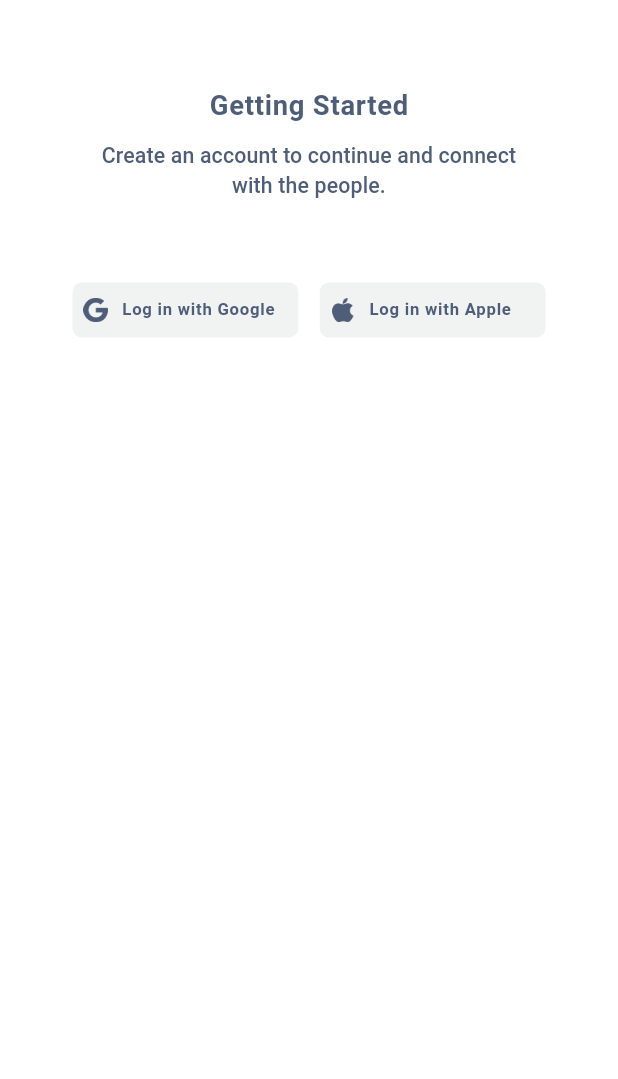
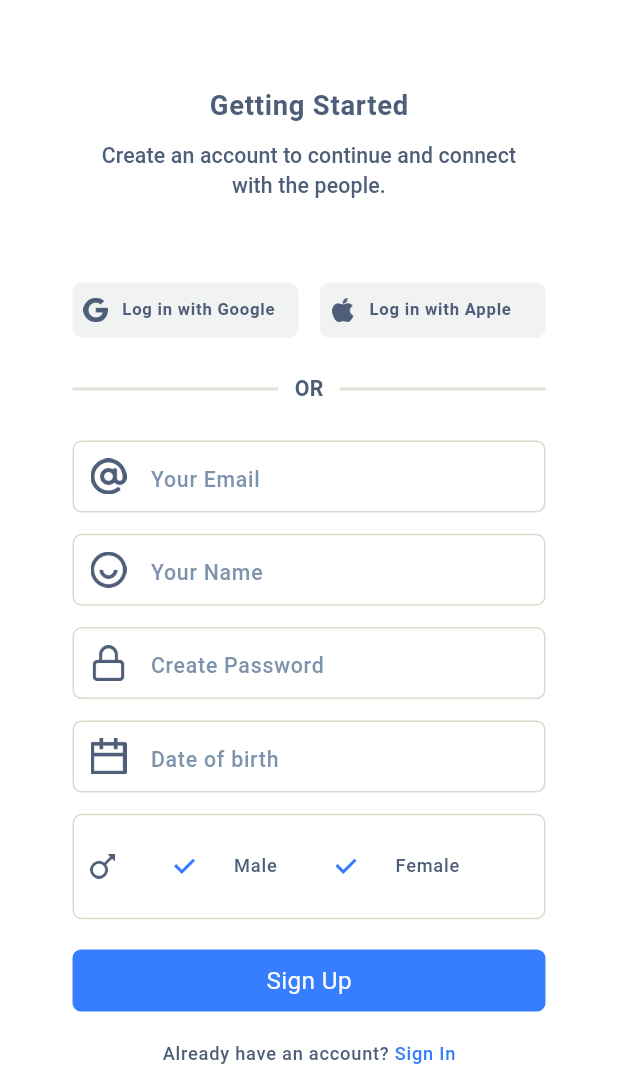
Before and after one commit to safridbhueyan/MeetMax, a Flutter app: the screen it shows after launch, on a phone screen of 412 x 824 dp, the part 157-1236 px from its top. Run offline on Flutter 3.47's test engine with Material 3 defaults, Android fonts, the phone set to English and light mode, and no system bars; our stand-ins replace flutter_riverpod, flutter_screenutil, flutter_secure_storage, go_router, google_fonts, hive_flutter and 1 more; accounts and stored records are empty.

Commit message:
push to start

```diff
--- a/lib/core/theme/part/input_decoration_theme.dart
+++ b/lib/core/theme/part/input_decoration_theme.dart
@@ -1,24 +1,25 @@
+// ignore_for_file: use_full_hex_values_for_flutter_colors
+
 import 'package:flutter/material.dart';
 import 'package:flutter_screenutil/flutter_screenutil.dart';
 import 'package:google_fonts/google_fonts.dart';
-import 'package:meetmax/core/theme/theme_extension/app_colors.dart';
 
 class AppInputDecorationTheme {
   static InputDecorationTheme inputDecorationTheme = InputDecorationTheme(
     contentPadding: EdgeInsets.symmetric(horizontal: 20.w, vertical: 9.h),
     filled: true,
-    fillColor: AppColors.fillcolor,
+    fillColor: Colors.transparent,
     hintStyle: GoogleFonts.roboto(
-      fontSize: 16.sp,
-      fontWeight: FontWeight.w400,
-      color: Color(0xff777980),
+      fontSize: 14.sp,
+      fontWeight: FontWeight.w500,
+      color: Color(0xff4E5D7899).withValues(alpha: .8),
     ),
     labelStyle: GoogleFonts.poppins(
       fontSize: 16.sp,
       fontWeight: FontWeight.w400,
       color: Color(0xff777980),
     ),
-    prefixIconColor: Color(0xffffffff),
+    prefixIconColor: Color(0xff4E5D78),
     suffixIconColor: Color(0xffffffff),
     errorStyle: GoogleFonts.poppins(
       fontSize: 16.sp,
@@ -26,24 +27,24 @@ class AppInputDecorationTheme {
       color: Colors.red,
     ),
     border: OutlineInputBorder(
-      borderRadius: BorderRadius.circular(30.r),
-      borderSide: BorderSide.none,
+      borderRadius: BorderRadius.circular(6.r),
+      borderSide: BorderSide(color: Color(0xff4e5d7833).withValues(alpha: .25)),
     ),
     enabledBorder: OutlineInputBorder(
-      borderRadius: BorderRadius.circular(30.r),
-      borderSide: BorderSide.none,
+      borderRadius: BorderRadius.circular(6.r),
+      borderSide: BorderSide(color: Color(0xff4e5d7833).withValues(alpha: .25)),
     ),
     focusedBorder: OutlineInputBorder(
-      borderRadius: BorderRadius.circular(30.r),
-      borderSide: BorderSide.none,
+      borderRadius: BorderRadius.circular(6.r),
+      borderSide: BorderSide(color: Color(0xff4e5d7833).withValues(alpha: .25)),
     ),
     disabledBorder: OutlineInputBorder(
-      borderRadius: BorderRadius.circular(30.r),
-      borderSide: BorderSide.none,
+      borderRadius: BorderRadius.circular(6.r),
+      borderSide: BorderSide(color: Color(0xff4e5d7833).withValues(alpha: .25)),
     ),
     errorBorder: OutlineInputBorder(
-      borderRadius: BorderRadius.circular(30.r),
-      borderSide: BorderSide.none,
+      borderRadius: BorderRadius.circular(6.r),
+      borderSide: BorderSide(color: Color(0xff4e5d7833).withValues(alpha: .25)),
     ),
   );
 }
--- a/lib/features/auth_screens/sign_up_screen/presentation/sign_up_screen.dart
+++ b/lib/features/auth_screens/sign_up_screen/presentation/sign_up_screen.dart
@@ -1,9 +1,12 @@
+// ignore_for_file: use_full_hex_values_for_flutter_colors
 import 'package:flutter/material.dart';
 import 'package:flutter_screenutil/flutter_screenutil.dart';
 import 'package:meetmax/core/constant/icons.dart';
 import 'package:meetmax/core/constant/padding.dart';
 import 'package:meetmax/core/theme/theme_extension/app_colors.dart';
-import 'package:meetmax/features/auth_screens/sign_up_screen/presentation/widgets/custom_Auth_Mode.dart';
+import 'package:meetmax/features/auth_screens/sign_up_screen/presentation/widgets/box_header.dart';
+import 'package:meetmax/features/auth_screens/sign_up_screen/presentation/widgets/customButton.dart';
+import 'package:meetmax/features/auth_screens/sign_up_screen/presentation/widgets/genderContainer.dart';
 import 'package:meetmax/features/auth_screens/sign_up_screen/presentation/widgets/header.dart';
 
 class SignUpScreen extends StatefulWidget {
@@ -22,6 +25,7 @@ class _SignUpScreenState extends State<SignUpScreen> {
       backgroundColor: AppColors.primary.withValues(alpha: .99),
       body: Padding(
         padding: AppPadding.screenHorizontal,
+        child: SingleChildScrollView(
           child: Column(
             children: [
               SizedBox(height: 80.h),
@@ -53,23 +57,92 @@ class _SignUpScreenState extends State<SignUpScreen> {
 
                 child: Column(
                   children: [
-                  Row(
-                    mainAxisAlignment: MainAxisAlignment.center,
-                    children: [
-                      Expanded(
-                        child: CustomAuthMode(
-                          img: AppIcons.googleIcon,
-                          title: "Log in with Google",
+                    BoxHeader(),
+                    SizedBox(height: 24.h),
+                    TextFormField(
+                      decoration: InputDecoration(
+                        hintText: "Your Email",
+                        prefixIcon: Padding(
+                          padding: const EdgeInsets.all(12.0),
+                          child: Image.asset(
+                            AppIcons.mailICon,
+                            height: 16.h,
+                            width: 16.w,
                           ),
                         ),
-                      SizedBox(width: 13.w),
-                      Expanded(
-                        child: CustomAuthMode(
-                          img: AppIcons.appleIcon,
-                          title: "Log in with Apple",
                       ),
                     ),
-                    ],
+                    SizedBox(height: 14.h),
+                    TextFormField(
+                      decoration: InputDecoration(
+                        hintText: "Your Name",
+                        prefixIcon: Padding(
+                          padding: const EdgeInsets.all(12.0),
+                          child: Image.asset(
+                            AppIcons.smiley,
+                            height: 16.h,
+                            width: 16.w,
+                          ),
+                        ),
+                      ),
+                    ),
+                    SizedBox(height: 14.h),
+                    TextFormField(
+                      decoration: InputDecoration(
+                        hintText: "Create Password",
+                        prefixIcon: Padding(
+                          padding: const EdgeInsets.all(12.0),
+                          child: Image.asset(
+                            AppIcons.lockICon,
+                            height: 16.h,
+                            width: 16.w,
+                          ),
+                        ),
+                      ),
+                    ),
+                    SizedBox(height: 14.h),
+                    TextFormField(
+                      decoration: InputDecoration(
+                        hintText: "Date of birth",
+                        prefixIcon: Padding(
+                          padding: const EdgeInsets.all(12.0),
+                          child: Image.asset(
+                            AppIcons.calenderIcon,
+                            height: 16.h,
+                            width: 16.w,
+                          ),
+                        ),
+                      ),
+                    ),
+                    SizedBox(height: 14.h),
+                    Gendercontainer(),
+                    SizedBox(height: 20.h),
+
+                    Custombutton(),
+
+                    SizedBox(height: 20.h),
+
+                    RichText(
+                      text: TextSpan(
+                        children: [
+                          TextSpan(
+                            text: "Already have an account? ",
+                            style: Style.labelMedium!.copyWith(
+                              fontSize: 12.sp,
+                              fontWeight: FontWeight.w500,
+                              color: AppColors.secondary,
+                            ),
+                          ),
+                          TextSpan(
+                            onEnter: (event) {
+                              // route change
+                            },
+                            text: "Sign In",
+                            style: Style.labelMedium!.copyWith(
+                              fontSize: 12.sp,
+                              fontWeight: FontWeight.w500,
+                              color: AppColors.onPrimary,
+                            ),
                           ),
                         ],
                       ),
@@ -77,6 +150,14 @@ class _SignUpScreenState extends State<SignUpScreen> {
                   ],
                 ),
               ),
+            ],
+          ),
+        ),
+      ),
     );
   }
 }
+
+/**
+ https://www.figma.com/design/Tgm4uk1Mzi2Nj3HhmHK37h/Mobile-Developer-Task--Copy-?node-id=3693-839&m=dev
+ */
--- /dev/null
+++ b/lib/features/auth_screens/sign_up_screen/presentation/widgets/box_header.dart
@@ -0,0 +1,64 @@
+import 'package:flutter/material.dart';
+import 'package:flutter_screenutil/flutter_screenutil.dart';
+import 'package:meetmax/core/constant/icons.dart';
+import 'package:meetmax/core/theme/theme_extension/app_colors.dart';
+import 'package:meetmax/features/auth_screens/sign_up_screen/presentation/widgets/custom_Auth_Mode.dart';
+
+class BoxHeader extends StatelessWidget {
+  const BoxHeader({super.key});
+
+  @override
+  Widget build(BuildContext context) {
+    final Style = Theme.of(context).textTheme;
+
+    return Column(
+      children: [
+        Row(
+          mainAxisAlignment: MainAxisAlignment.center,
+          children: [
+            Expanded(
+              child: CustomAuthMode(
+                img: AppIcons.googleIcon,
+                title: "Log in with Google",
+              ),
+            ),
+            SizedBox(width: 13.w),
+            Expanded(
+              child: CustomAuthMode(
+                img: AppIcons.appleIcon,
+                title: "Log in with Apple",
+              ),
+            ),
+          ],
+        ),
+        SizedBox(height: 24.h),
+
+        Row(
+          children: [
+            Expanded(
+              child: Divider(
+                thickness: 2,
+                color: Color(0xff4e5d7833).withValues(alpha: .2),
+              ),
+            ),
+            SizedBox(width: 10.w),
+            Text(
+              "OR",
+              style: Style.labelLarge!.copyWith(
+                color: AppColors.logo,
+                fontWeight: FontWeight.w700,
+              ),
+            ),
+            SizedBox(width: 10.w),
+            Expanded(
+              child: Divider(
+                thickness: 2,
+                color: Color(0xff4e5d7833).withValues(alpha: .2),
+              ),
+            ),
+          ],
+        ),
+      ],
+    );
+  }
+}
--- /dev/null
+++ b/lib/features/auth_screens/sign_up_screen/presentation/widgets/customButton.dart
@@ -0,0 +1,19 @@
+import 'package:flutter/material.dart';
+import 'package:flutter_screenutil/flutter_screenutil.dart';
+import 'package:meetmax/core/theme/theme_extension/app_colors.dart';
+
+class Custombutton extends StatelessWidget {
+  const Custombutton({super.key});
+
+  @override
+  Widget build(BuildContext context) {
+    return Container(
+      padding: EdgeInsets.all(9.r),
+      decoration: BoxDecoration(
+        borderRadius: BorderRadius.circular(5.64.r),
+        color: AppColors.onPrimary,
+      ),
+      child: Center(child: Text("Sign Up")),
+    );
+  }
+}
--- /dev/null
+++ b/lib/features/auth_screens/sign_up_screen/presentation/widgets/genderContainer.dart
@@ -0,0 +1,48 @@
+import 'package:flutter/material.dart';
+import 'package:flutter_screenutil/flutter_screenutil.dart';
+import 'package:meetmax/core/constant/icons.dart';
+import 'package:meetmax/core/theme/theme_extension/app_colors.dart';
+
+class Gendercontainer extends StatelessWidget {
+  const Gendercontainer({super.key});
+
+  @override
+  Widget build(BuildContext context) {
+    final Style = Theme.of(context).textTheme;
+
+    return Container(
+      padding: EdgeInsets.all(10.r),
+      decoration: BoxDecoration(
+        borderRadius: BorderRadius.circular(6.r),
+        border: Border.all(color: Color(0xff4e5d7833).withValues(alpha: .25)),
+      ),
+      child: Row(
+        children: [
+          Image.asset(AppIcons.maleIcon, height: 16.h, width: 16.w),
+          SizedBox(width: 20.w),
+          Checkbox(value: true, onChanged: (v) {}),
+          SizedBox(width: 8.w),
+          Text(
+            "Male",
+            style: Style.labelMedium!.copyWith(
+              fontSize: 12.sp,
+              fontWeight: FontWeight.w500,
+              color: AppColors.secondary,
+            ),
+          ),
+          SizedBox(width: 20.w),
+          Checkbox(value: true, onChanged: (v) {}),
+          SizedBox(width: 8.w),
+          Text(
+            "Female",
+            style: Style.labelMedium!.copyWith(
+              fontSize: 12.sp,
+              fontWeight: FontWeight.w500,
+              color: AppColors.secondary,
+            ),
+          ),
+        ],
+      ),
+    );
+  }
+}
```
Lines whose indentation alone changed are shown as unchanged.
